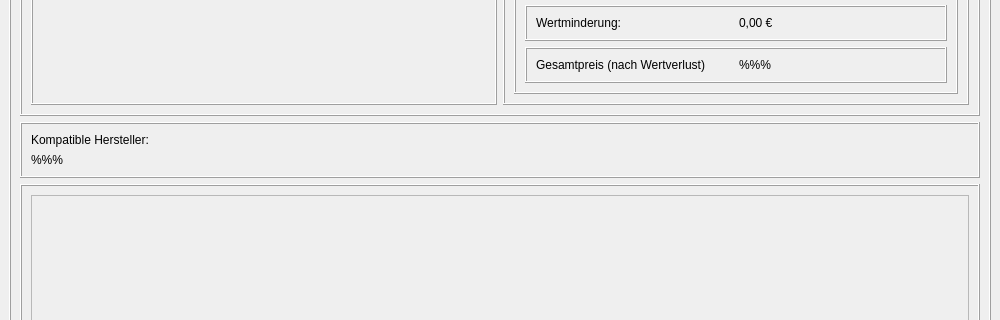
The window that frontend/GebrauchtwarenWindowAccessories.ui (nhatlam96/gui-xtraktor) describes before a commit, drawn with Qt 5; both pictures show x 0 to 1000 and y 246 to 566 of the 1000 by 1000 pixel window.
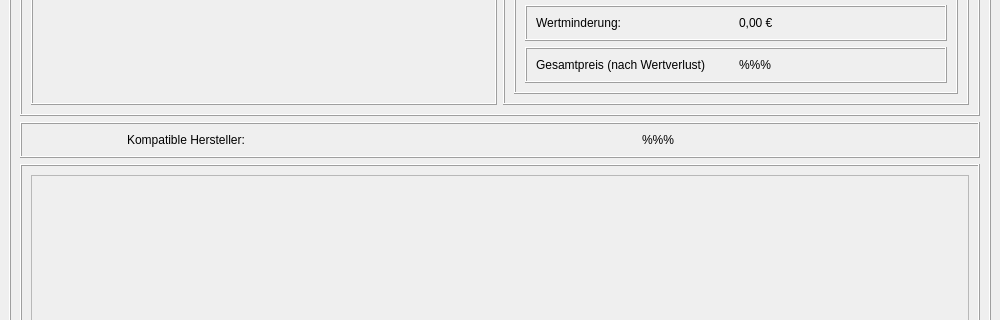
The same window after the commit. Icons and pictures are not drawn.

Diff of the .ui file:
```diff
--- a/frontend/GebrauchtwarenWindowAccessories.ui
+++ b/frontend/GebrauchtwarenWindowAccessories.ui
@@ -379,15 +379,15 @@
          <property name="frameShadow">
           <enum>QFrame::Raised</enum>
          </property>
-         <layout class="QVBoxLayout" name="verticalLayout_5">
-          <item>
+         <layout class="QHBoxLayout" name="horizontalLayout_5" stretch="1,2">
+          <item alignment="Qt::AlignHCenter">
            <widget class="QLabel" name="label_3">
             <property name="text">
              <string>Kompatible Hersteller:</string>
             </property>
            </widget>
           </item>
-          <item>
+          <item alignment="Qt::AlignHCenter">
            <widget class="QLabel" name="comp_label">
             <property name="text">
              <string>%%%</string>
@@ -426,7 +426,7 @@
                <x>0</x>
                <y>0</y>
                <width>936</width>
-               <height>510</height>
+               <height>532</height>
               </rect>
              </property>
              <layout class="QHBoxLayout" name="horizontalLayout_9"/>
```
